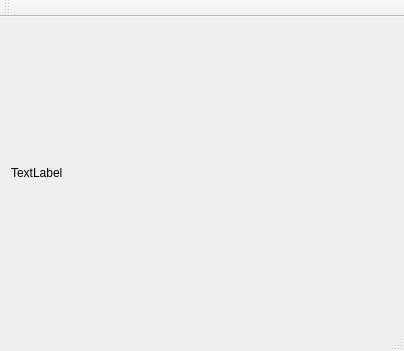
aciliketcap/cropper, file mainwindow.ui: the form before one commit.
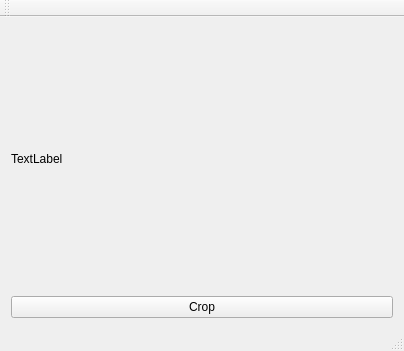
The form after the commit.

Diff of the .ui file:
```diff
--- a/mainwindow.ui
+++ b/mainwindow.ui
@@ -29,6 +29,13 @@
           </property>
          </widget>
         </item>
+        <item>
+         <widget class="QPushButton" name="btnCrop">
+          <property name="text">
+           <string>Crop</string>
+          </property>
+         </widget>
+        </item>
        </layout>
       </item>
      </layout>
```
Left out of the diff: 2 changed lines with no effect on the pictures.
